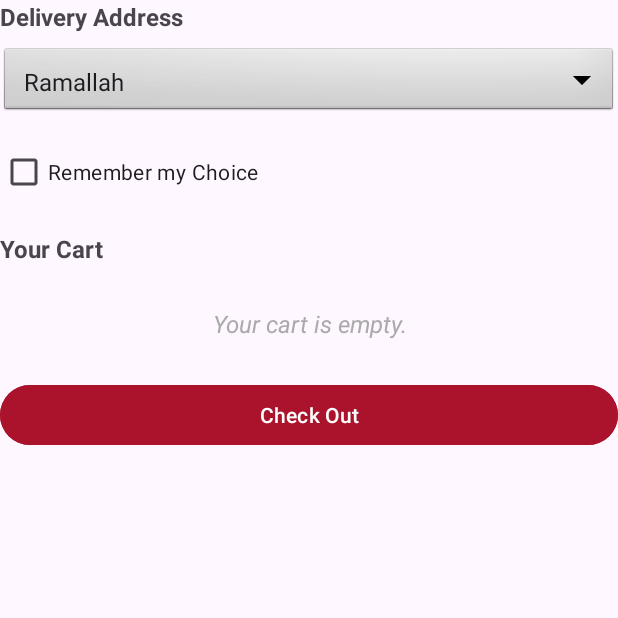
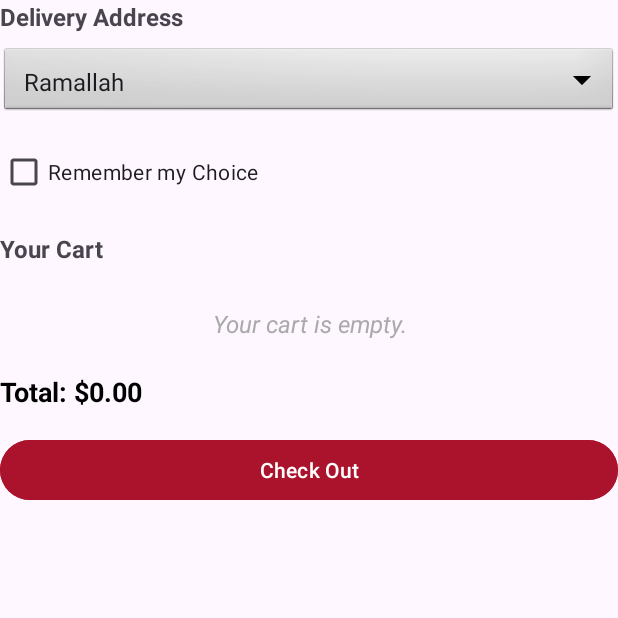
Before and after one commit to Kareem-Masalma/Formula-Island, an Android app: the Dashboard screen opened directly, with no data from a screen before it, after a tap on an icon or button, on a phone screen of 412 x 824 dp, the top half of it. Run offline under Robolectric (Android 15) with nearby library versions, the light colour scheme and no system bars.

Commit message:
Override the onResume function in Cart scene so the list is updated when we return to the activity if changes are made.

```diff
--- a/app/src/main/java/com/example/formulaisland/CartScene.java
+++ b/app/src/main/java/com/example/formulaisland/CartScene.java
@@ -2,6 +2,7 @@ package com.example.formulaisland;
 
 import static com.example.formulaisland.Dashboard.PRODUCT;
 
+import android.annotation.SuppressLint;
 import android.content.Intent;
 import android.os.Bundle;
 import android.view.View;
@@ -32,6 +33,7 @@ public class CartScene extends AppCompatActivity {
     private Button btnCheck;
     private TextView tvMessage;
     private List<Product> cart;
+    private TextView tvTotal;
 
     @Override
     protected void onCreate(Bundle savedInstanceState) {
@@ -44,6 +46,11 @@ public class CartScene extends AppCompatActivity {
             return insets;
         });
         defineViews();
+    }
+
+    @Override
+    protected void onResume() {
+        super.onResume();
         getAddresses();
         getList();
     }
@@ -56,15 +63,20 @@ public class CartScene extends AppCompatActivity {
         spAddress.setAdapter(spAdapter);
     }
 
+    @SuppressLint("SetTextI18n")
     private void getList() {
         cart = Cart.cart;
         if (cart.isEmpty()) {
             tvMessage.setVisibility(View.VISIBLE);
             lvCart.setVisibility(View.GONE);
+            tvTotal.setText("Total: $0.00");
+            btnCheck.setEnabled(false);
             return;
         } else {
             tvMessage.setVisibility(View.GONE);
             lvCart.setVisibility(View.VISIBLE);
+            tvTotal.setText("Total: $" + Cart.price);
+            btnCheck.setEnabled(true);
         }
 
         ProductAdapter adapter = new ProductAdapter(this, cart);
@@ -74,7 +86,7 @@ public class CartScene extends AppCompatActivity {
             @Override
             public void onItemClick(AdapterView<?> parent, View view, int position, long id) {
                 Intent intent = new Intent(CartScene.this, SelectedProduct.class);
-                intent.putExtra(PRODUCT, position);
+                intent.putExtra(PRODUCT, Dashboard.products.indexOf(Cart.cart.get(position)));
                 startActivity(intent);
             }
         });
@@ -85,6 +97,7 @@ public class CartScene extends AppCompatActivity {
         spAddress = findViewById(R.id.spAddress);
         btnCheck = findViewById(R.id.btnCheck);
         tvMessage = findViewById(R.id.tvMessage);
+        tvTotal = findViewById(R.id.tvTotal);
     }
 
 }
--- a/app/src/main/java/com/example/formulaisland/Dashboard.java
+++ b/app/src/main/java/com/example/formulaisland/Dashboard.java
@@ -12,6 +12,7 @@ import android.widget.ImageButton;
 import android.widget.ListView;
 
 import androidx.activity.EdgeToEdge;
+import androidx.annotation.NonNull;
 import androidx.appcompat.app.AppCompatActivity;
 import androidx.core.graphics.Insets;
 import androidx.core.view.ViewCompat;
@@ -74,13 +75,7 @@ public class Dashboard extends AppCompatActivity {
                 String search = edSearch.getText().toString();
                 if (search.isBlank())
                     return;
-                List<Integer> result = new ArrayList<>();
-                for (int i = 0; i < products.size(); i++) {
-                    Product product = products.get(i);
-                    if (product.getDescription().contains(search) || product.getColor().contains(search)
-                            || product.getProductName().contains(search) || product.getTeam().contains(search))
-                        result.add(i);
-                }
+                List<Integer> result = getIntegers(search);
 
                 Intent intent = new Intent(Dashboard.this, Search.class);
                 Gson gson = new Gson();
@@ -89,6 +84,18 @@ public class Dashboard extends AppCompatActivity {
                 startActivity(intent);
             }
         });
+    }
+
+    @NonNull
+    private static List<Integer> getIntegers(String search) {
+        List<Integer> result = new ArrayList<>();
+        for (int i = 0; i < products.size(); i++) {
+            Product product = products.get(i);
+            if (product.getDescription().toLowerCase().contains(search.toLowerCase()) || product.getColor().toLowerCase().contains(search.toLowerCase())
+                    || product.getProductName().toLowerCase().contains(search.toLowerCase()) || product.getTeam().toLowerCase().contains(search.toLowerCase()))
+                result.add(i);
+        }
+        return result;
     }
 
     @Override
@@ -131,8 +138,8 @@ public class Dashboard extends AppCompatActivity {
             Cart.cart = gson.fromJson(cartString, new TypeToken<List<Product>>() {
             }.getType());
 
-        Log.d("CheckPoint", "Products: " + productsString);
-        Log.d("CheckPoint", "Carts: " + cartString);
+        for (int i = 0; i < Cart.cart.size(); i++)
+            Cart.price += Cart.cart.get(i).getPrice();
     }
 
     private void defineViews() {
--- a/app/src/main/java/com/example/formulaisland/Search.java
+++ b/app/src/main/java/com/example/formulaisland/Search.java
@@ -72,7 +72,7 @@ public class Search extends AppCompatActivity {
 
             lvSearch.setOnItemClickListener((parent, view, position, id) -> {
                 Intent productIntent = new Intent(Search.this, SelectedProduct.class);
-                intent.putExtra(PRODUCT, position);
+                productIntent.putExtra(Dashboard.PRODUCT, Dashboard.products.indexOf(items.get(position)));
                 startActivity(productIntent);
             });
         }
--- a/app/src/main/res/layout/activity_cart.xml
+++ b/app/src/main/res/layout/activity_cart.xml
@@ -62,6 +62,16 @@
         android:divider="@android:color/darker_gray"
         android:dividerHeight="1dp" />
 
+    <TextView
+        android:id="@+id/tvTotal"
+        android:layout_width="match_parent"
+        android:layout_height="wrap_content"
+        android:layout_marginTop="12dp"
+        android:text="@string/total"
+        android:textSize="18sp"
+        android:textStyle="bold"
+        android:textColor="@android:color/black" />
+
     <Button
         android:id="@+id/btnCheck"
         android:layout_width="match_parent"
--- a/app/src/main/res/layout/activity_selected_product.xml
+++ b/app/src/main/res/layout/activity_selected_product.xml
@@ -17,7 +17,7 @@
         android:id="@+id/ivProduct"
         android:layout_width="wrap_content"
         android:layout_height="400dp"
-        android:scaleType="fitStart"
+        android:scaleType="fitCenter"
         app:srcCompat="@drawable/aston_martin_am24_lego" />
 
     <TextView
--- a/app/src/main/res/values/strings.xml
+++ b/app/src/main/res/values/strings.xml
@@ -20,4 +20,5 @@
     <string name="delivery_address">Delivery Address</string>
     <string name="your_cart_is_empty">Your cart is empty.</string>
     <string name="no_results_found">No results found.</string>
+    <string name="total">Total: $0.00</string>
 </resources>
```
Also changed, not shown: app/src/main/java/com/example/formulaisland/SelectedProduct.java (+12 -1 lines).
